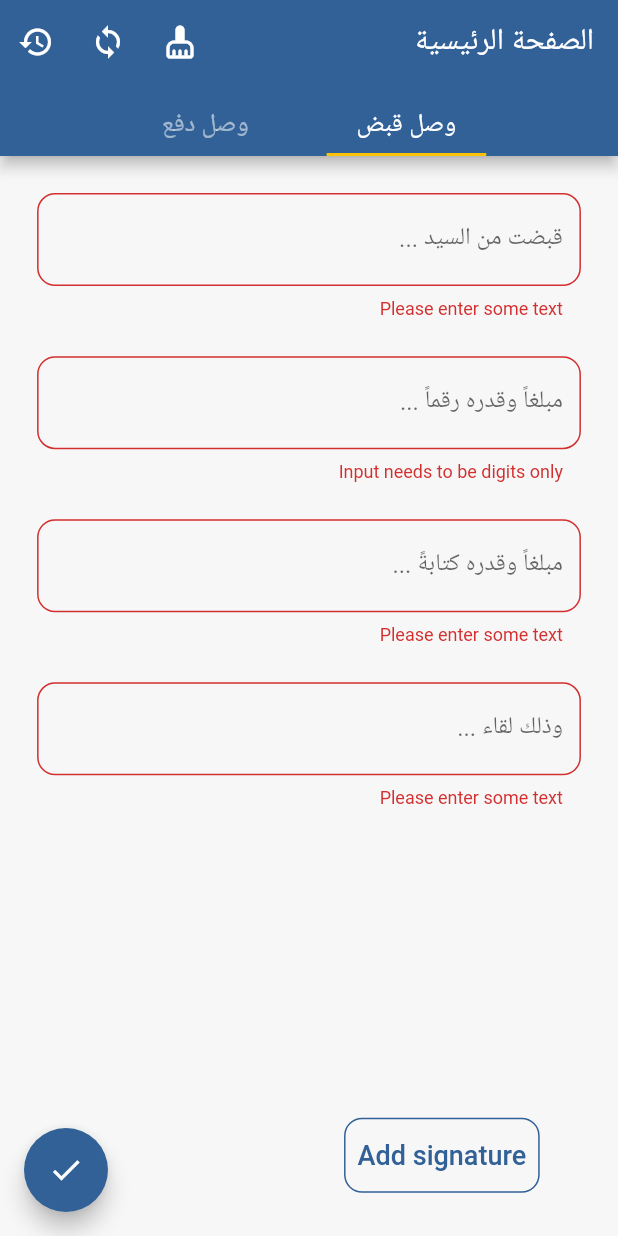
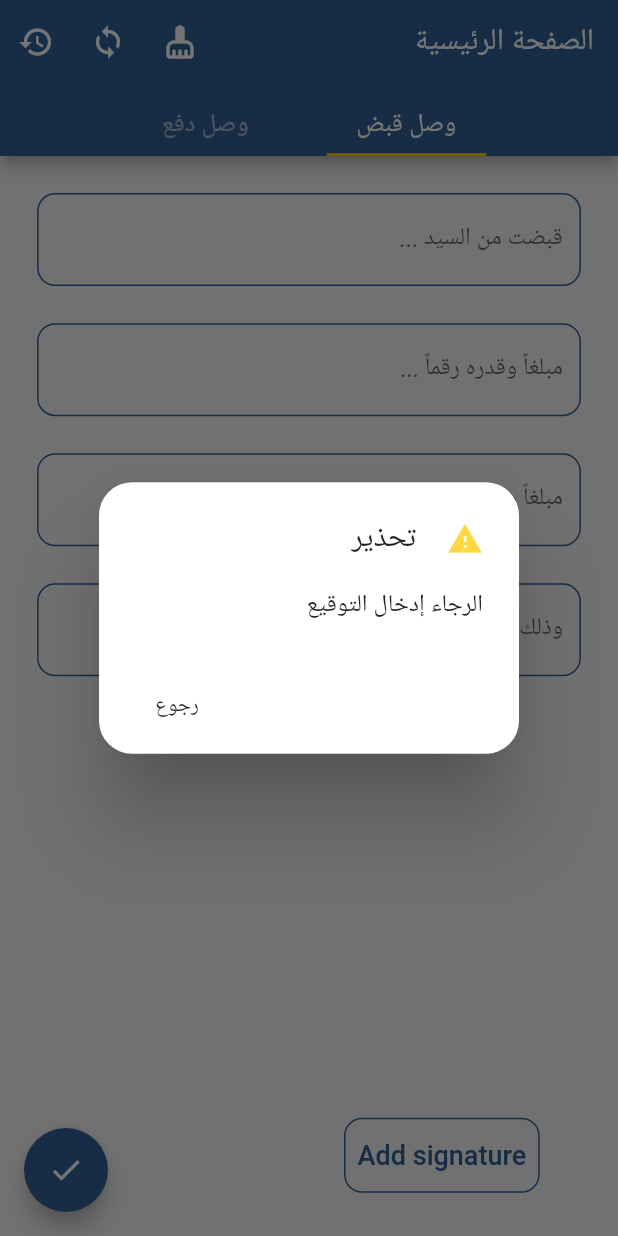
Before and after one commit to ahmad-abotrab/fatora, a Flutter app: the screen it shows after launch, after a tap on the "done" icon, on a phone screen of 412 x 824 dp. Run offline on Flutter 3.47's test engine with Material 2 defaults, Android fonts, the phone set to English and light mode, and no system bars; our stand-ins replace dio, flutter_spinkit, get, open_file, pdf; missing offline and left inert: empty_widget, syncfusion_flutter_signaturepad; Roboto replaces fonts that are missing (Forum-Regular, Fourm).

```diff
--- a/lib/src/views/components/field_data.dart
+++ b/lib/src/views/components/field_data.dart
@@ -24,7 +24,7 @@ class FieldData extends StatelessWidget {
           if (isNumber) {
             final isDigitsOnly = int.tryParse(value!);
             return isDigitsOnly == null
-                ? 'Input needs to be digits only'
+                ? 'لا يسمح إلا بادخال أرقام في هذا الحقل'
                 : null;
           } else {
             if (value == null || value.isEmpty) {
--- a/lib/src/views/pages/home.dart
+++ b/lib/src/views/pages/home.dart
@@ -1,10 +1,5 @@
 import 'dart:io';
 import 'dart:typed_data';
-
-import 'package:fatora/src/logic/loading_animation_controller.dart';
-
-import '/src/views/components/dialog_loading.dart';
-import '/src/views/components/loading_widget.dart';
 import 'package:flutter/gestures.dart';
 import 'package:flutter/material.dart';
 import 'package:flutter/services.dart';
@@ -12,6 +7,9 @@ import 'package:get/get.dart';
 import 'package:intl/intl.dart';
 
 import '/src/Constant/color_app.dart';
+import '/src/logic/loading_animation_controller.dart';
+import '/src/views/components/dialog_loading.dart';
+import '/src/views/components/loading_widget.dart';
 import '../../Constant/route_screen.dart';
 import '../../data/model/receipt_model.dart';
 import '../../data/repository/receipt_repository.dart';
@@ -39,14 +37,11 @@ class _HomePageState extends State<HomePage>
   var keyForm = GlobalKey<FormState>();
   late GlobalKey<State> keyLoader = GlobalKey<State>();
 
-
   @override
   void initState() {
-
     if (!mounted) return;
     setState(() {});
     keyForm = GlobalKey<FormState>();
-
     keyLoader = GlobalKey<State>();
     tabController = TabController(length: 2, vsync: this, initialIndex: 0)
       ..addListener(
@@ -62,8 +57,8 @@ class _HomePageState extends State<HomePage>
     if (!mounted) return;
     setState(() {});
     keyForm = GlobalKey<FormState>();
+    keyLoader = GlobalKey<State>();
 
-    keyLoader = GlobalKey<State>();
     tabController = TabController(length: 2, vsync: this, initialIndex: 0)
       ..addListener(
         () {
@@ -189,7 +184,33 @@ class _HomePageState extends State<HomePage>
     List<String> data = [];
     File? pdfFile;
     int id = 0;
-
+    if (Get.find<DataForCatch>().fileNameSignature == '') {
+      showDialog(
+          context: context,
+          builder: (_) => AlertDialog(
+                shape: RoundedRectangleBorder(
+                    borderRadius: BorderRadius.circular(22)),
+                // titlePadding: EdgeInsets.only(bottom: MediaQuery.of(context).size.width*0.01,),
+                title: Row(children: [
+                  const Icon(
+                    Icons.warning,
+                    color: Colors.amberAccent,
+                  ),
+                  SizedBox(
+                    width: MediaQuery.of(context).size.width * 0.05,
+                  ),
+                  const Text('تحذير'),
+                ]),
+                content: const Text('الرجاء إدخال التوقيع'),
+                actions: [
+                  FlatButton(
+                      onPressed: () {
+                        Navigator.pop(context);
+                      },
+                      child: const Text('رجوع'))
+                ],
+              ));
+    } else {
       if (keyForm.currentState!.validate()) {
         GlobalKey<State> keyLoader1 = GlobalKey<State>();
         try {
@@ -225,7 +246,7 @@ class _HomePageState extends State<HomePage>
           await ReceiptRepository().addNewReceipt(receipt, pdfFile!, fileName);
           Get.find<LoadingAnimationController>().changeStatus();
           await Future.delayed(const Duration(seconds: 1));
-        Navigator.of(context,rootNavigator: true).pop();
+          Navigator.of(context, rootNavigator: true).pop();
         } catch (e) {
           Navigator.of(context, rootNavigator: true).pop();
           showDialog(
@@ -234,6 +255,7 @@ class _HomePageState extends State<HomePage>
                     content: e.toString(),
                   ));
           // buildDialog(e,context);
+        }
       }
     }
   }
```
Also changed, not shown: lib/src/logic/date_time_range_controller.dart (+6 -2 lines), lib/src/logic/log_controller.dart (+7 -20 lines), lib/src/views/pages/log_history.dart (+73 -34 lines). Lines whose indentation alone changed are shown as unchanged.
